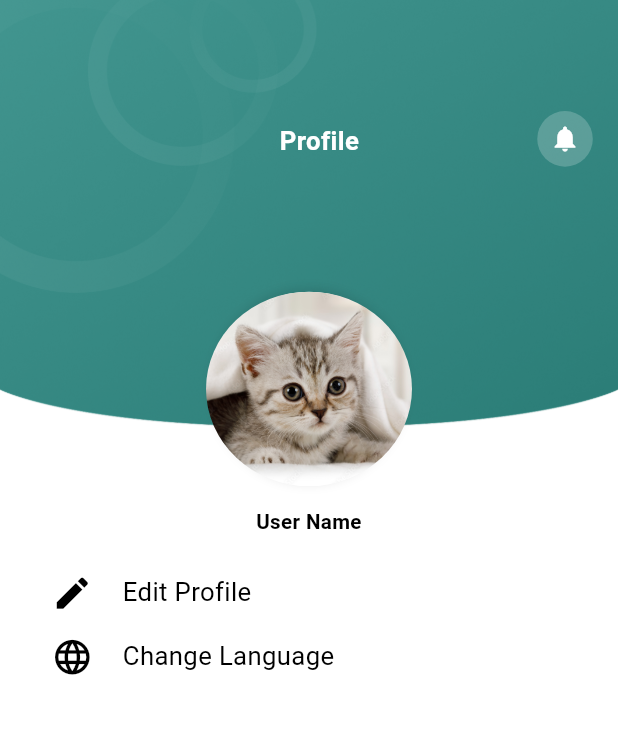
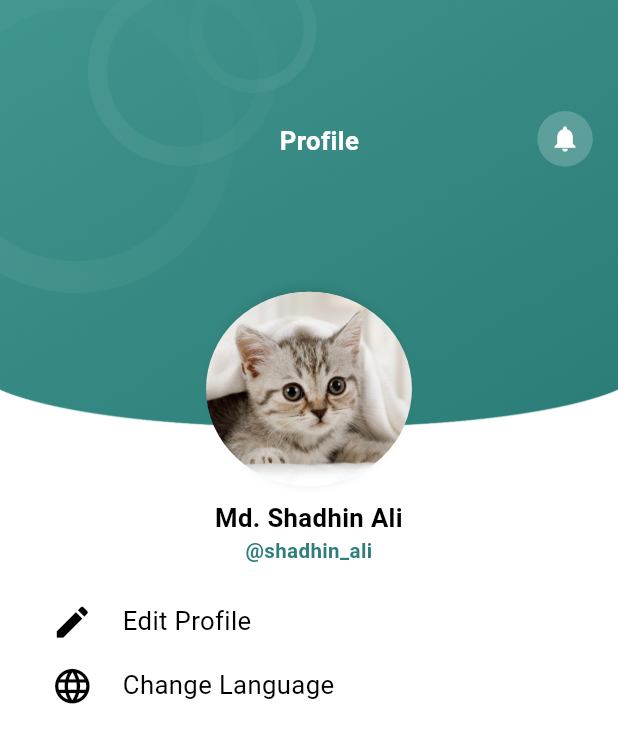
Before and after one commit to uvcorn/hishabi, a Flutter app: the MenuScreen screen opened by its route, on a phone screen of 412 x 824 dp. Shown: the top 743 px of the screen. Run offline on Flutter 3.47's test engine with Material 3 defaults, Android fonts, the phone set to English and light mode, and no system bars; our stand-ins replace cached_network_image, fl_chart, flutter_screenutil, flutter_svg, google_fonts, shared_preferences and 1 more; accounts and stored records are empty; statements that could not run were skipped.

Commit message:
name user name

```diff
--- a/lib/core/constants/app_strings.dart
+++ b/lib/core/constants/app_strings.dart
@@ -24,7 +24,8 @@ class AppStrings {
   static const String goodEvening = 'goodEvening';
   static const String goodNight = 'goodNight';
   static const String goodEarlyMorning = 'goodEarlyMorning';
-  static const String userName = 'userName';
+  static const String name = 'Md. Shadhin Ali';
+  static const String userName = '@shadhin_ali';
   static const String totalBalance = 'totalBalance';
   static const String balanceAmount = 'balanceAmount';
   static const String income = 'income';
--- a/lib/features/home/presentation/screens/home_screen.dart
+++ b/lib/features/home/presentation/screens/home_screen.dart
@@ -84,7 +84,7 @@ class _HomeScreenState extends State<HomeScreen> {
                             ),
                             SizedBox(height: 4.h),
                             CustomText(
-                              text: AppStrings.userName.tr,
+                              text: AppStrings.name.tr,
                               fontSize: 20.sp,
                               fontWeight: FontWeight.bold,
                               color: AppColors.white,
--- a/lib/features/menu/presentation/screens/menu_screen.dart
+++ b/lib/features/menu/presentation/screens/menu_screen.dart
@@ -100,13 +100,22 @@ class MenuScreen extends StatelessWidget {
                 ),
               ],
             ),
-            SizedBox(height: 56.h),
+            SizedBox(height: 50.h),
+            Center(
+              child: CustomText(
+                text: AppStrings.name.tr,
+                fontSize: 20.sp,
+                fontWeight: FontWeight.bold,
+                color: AppColors.black,
+              ),
+            ),
+            // SizedBox(height: 6.h),
             Center(
               child: CustomText(
                 text: AppStrings.userName.tr,
                 fontSize: 16.sp,
                 fontWeight: FontWeight.bold,
-                color: AppColors.black,
+                color: AppColors.primary,
               ),
             ),
             SizedBox(height: 24.h),
```
